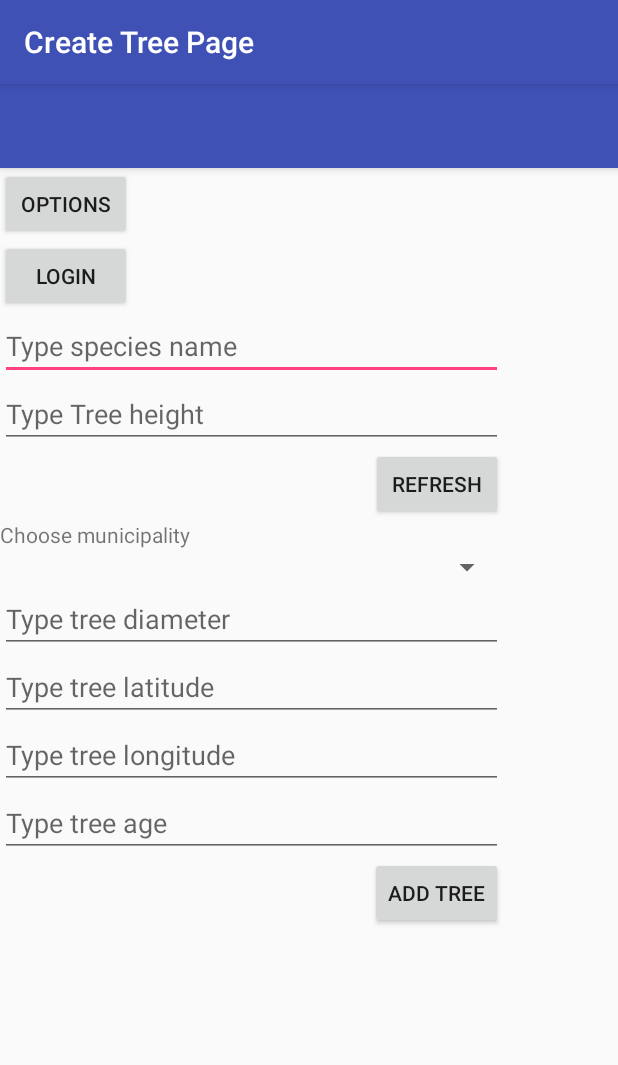
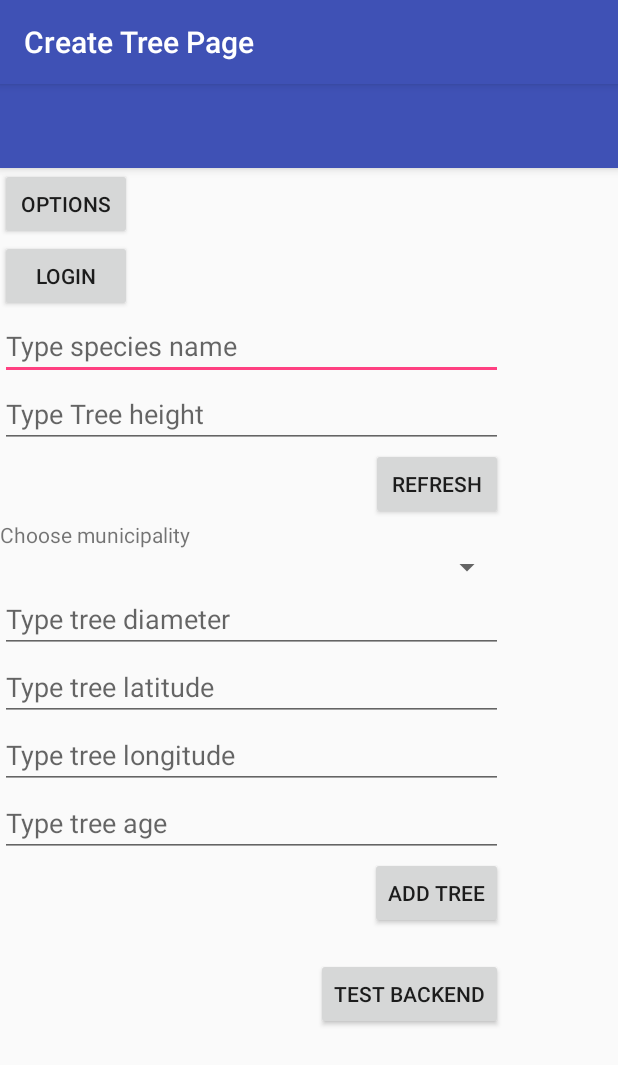
Before and after one commit to ilanahaddad/TreePLE, an Android app: the TreeActivity screen opened directly, with no data from a screen before it, on a phone screen of 412 x 824 dp. Shown: the top 1065 px of the screen. Run offline under Robolectric (Android 15) with nearby library versions, the phone set to English and light mode, and no system bars; libraries missing offline, so code that uses them is left out: com.loopj.android, cz.msebera.android.

Commit message:
testing backend

```diff
--- a/TreePLE-Android/app/src/main/java/ca/mcgill/ecse321/treeple_android/TreeActivity.java
+++ b/TreePLE-Android/app/src/main/java/ca/mcgill/ecse321/treeple_android/TreeActivity.java
@@ -69,11 +69,9 @@ public class TreeActivity extends AppCompatActivity {
         //Retrieving the municipalities from backend
         //refreshLists(this.getCurrentFocus());
     }
-
     public void createTree(View view) {
 
-        final TextView helloTextView = (TextView) findViewById(R.id.main_page_trial);
-        helloTextView.setText(HttpUtils.getBaseUrl());
+
 
         /*error = "";
         RequestParams rp = new RequestParams();
@@ -196,4 +194,8 @@ public class TreeActivity extends AppCompatActivity {
 
     }
 
+    public void testBackend(View view) {
+        final TextView helloTextView = (TextView) findViewById(R.id.main_page_trial);
+        helloTextView.setText(HttpUtils.getBaseUrl());
+    }
 }
--- a/TreePLE-Android/app/src/main/res/layout/content_tree.xml
+++ b/TreePLE-Android/app/src/main/res/layout/content_tree.xml
@@ -106,11 +106,18 @@
                     android:text="@string/addTree"
                     android:onClick="createTree"/>
 
-                <!--trial -->
+                <!--testing backend connection -->
                 <TextView
                     android:id="@+id/main_page_trial"
                     android:layout_width="wrap_content"
                     android:layout_height="wrap_content" />
+                <Button
+                    android:layout_width="wrap_content"
+                    android:layout_height="wrap_content"
+                    android:layout_gravity="end"
+                    android:text="@string/check"
+                    android:onClick="testBackend"/>
+
 
             </LinearLayout>
         </ScrollView>
--- a/TreePLE-Android/app/src/main/res/values/strings.xml
+++ b/TreePLE-Android/app/src/main/res/values/strings.xml
@@ -31,6 +31,7 @@
 
     <string name="back_button_option">Options</string>
     <string name="back_button_login">Login</string>
+    <string name="check">Test backend</string>
 
     <!--TODO: array -->
    <!-- <string-array name="userType_array">
```
Also changed, not shown: 1 other file.
